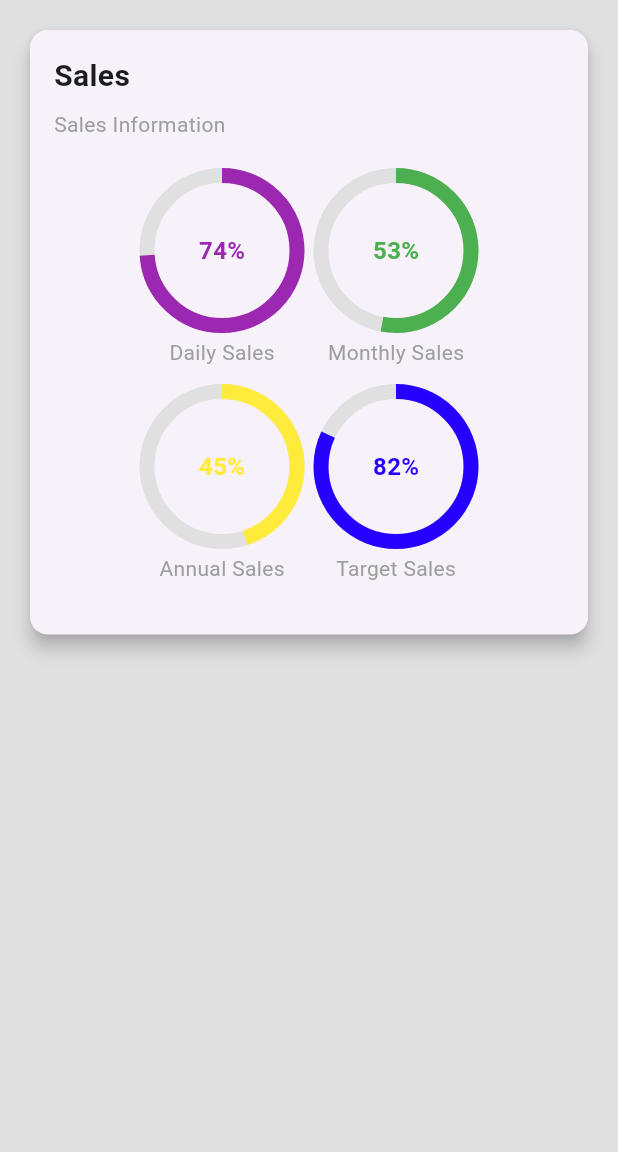
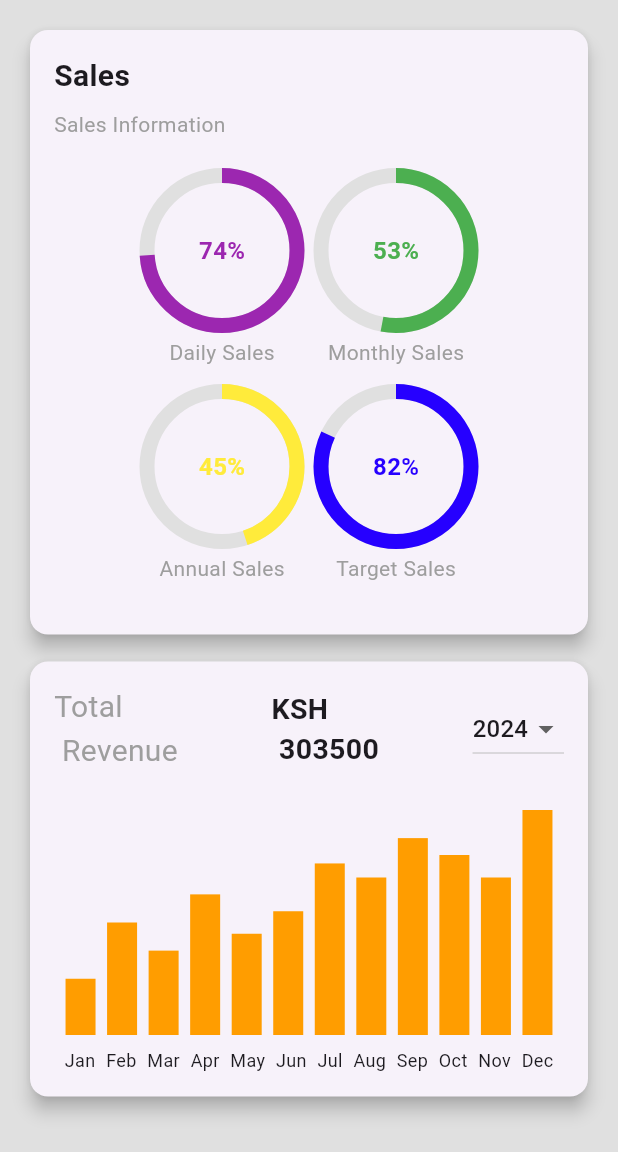
Before and after one commit to BrianKawinzi/hotel_hubb, a Flutter app: the screen it shows after launch, on a phone screen of 412 x 824 dp, the part 84-1236 px from its top. Run offline on Flutter 3.47's test engine with Material 3 defaults, Android fonts, the phone set to English and light mode, and no system bars.

Commit message:
bar chart added

```diff
--- /dev/null
+++ b/lib/bargraph/individual_bar.dart
@@ -0,0 +1,153 @@
+// ignore_for_file: use_key_in_widget_constructors, sized_box_for_whitespace
+
+import 'package:flutter/material.dart';
+
+class IndividualBar extends StatefulWidget {
+  final int x;
+  final List<double> monthlyAmounts;
+
+
+  const IndividualBar({
+    required this.x,
+    required this.monthlyAmounts,
+    Key? key,
+  }) : super(key: key);
+
+  @override
+  State<IndividualBar> createState() => _IndividualBarState();
+}
+
+class _IndividualBarState extends State<IndividualBar> {
+  late List<BarData> barData;
+
+  @override
+  void initState() {
+    super.initState();
+    initializeBarData();
+  }
+
+  // Initialize the bar data
+  void initializeBarData() {
+    barData = List.generate(
+      widget.monthlyAmounts.length,
+      (index) => BarData(getMonthLabel(index + 1), widget.monthlyAmounts[index]),
+    );
+  }
+
+  String getMonthLabel(int monthNumber) {
+
+    switch (monthNumber) {
+      case 1:
+        return 'Jan';
+      case 2:
+        return 'Feb';
+      case 3:
+        return 'Mar';
+      case 4:
+        return 'Apr';
+      case 5:
+        return 'May';
+      case 6:
+        return 'Jun';
+      case 7:
+        return 'Jul';
+      case 8:
+        return 'Aug';
+      case 9:
+        return 'Sep';
+      case 10:
+        return 'Oct';
+      case 11:
+        return 'Nov';
+      case 12:
+        return 'Dec';
+      default:
+        return '';
+
+    }
+  }
+
+  @override
+  Widget build(BuildContext context) {
+    return Container(
+      height: 200, // Adjust the height as needed
+      child: BarChart(barData: barData),
+    );
+  }
+}
+
+class BarChart extends StatelessWidget {
+  final List<BarData> barData;
+
+  const BarChart({required this.barData});
+
+  @override
+  Widget build(BuildContext context) {
+
+    double maxRevenue = barData.map((data) => data.value).reduce((a, b) => a > b ? a : b);
+
+
+    return Column(
+      mainAxisAlignment: MainAxisAlignment.end,
+      children: [
+
+
+        //Bars
+        Row(
+          mainAxisAlignment: MainAxisAlignment.spaceEvenly,
+          crossAxisAlignment: CrossAxisAlignment.end,
+          children: barData.map((data) {
+            return Bar(
+              value: data.value,
+              color: const Color.fromARGB(255, 255, 157, 0),
+              maxRevenue: maxRevenue
+            );
+          }).toList(),
+        ),
+
+        //X-Axis label
+        Container(
+          margin: const EdgeInsets.only(top: 8.0),
+          child: Row(
+            mainAxisAlignment: MainAxisAlignment.spaceEvenly,
+            children: barData.map((data) {
+              return Text(
+                data.label,
+                style: const TextStyle(fontSize: 12.0),
+              );
+            }).toList(),
+          ),
+        ),
+
+
+    ],
+   );
+  }
+}
+
+class Bar extends StatelessWidget {
+  final double value;
+  final double maxRevenue;
+  final Color color;
+
+  const Bar({required this.value, required this.color, required this.maxRevenue});
+
+  @override
+  Widget build(BuildContext context) {
+    double scaledValue = (value / maxRevenue) * 150.0;
+    return Container(
+      width: 20.0, // Adjust the width as needed
+      height: scaledValue,
+      color: color,
+    );
+  }
+}
+
+
+
+class BarData {
+  final String label;
+  final double value;
+
+  BarData(this.label, this.value);
+}
--- a/lib/main.dart
+++ b/lib/main.dart
@@ -1,6 +1,6 @@
 import 'package:flutter/material.dart';
 import 'package:hotel_hubb/pages/home_page.dart';
-import 'package:hotel_hubb/pages/intro_page.dart';
+
 
 void main() {
   runApp(const MyApp());
--- a/lib/pages/home_page.dart
+++ b/lib/pages/home_page.dart
@@ -1,4 +1,7 @@
+// ignore_for_file: sized_box_for_whitespace
+
 import 'package:flutter/material.dart';
+import 'package:hotel_hubb/bargraph/individual_bar.dart';
 import 'package:hotel_hubb/widgets/navigation_drawer.dart';
 import 'package:hotel_hubb/widgets/progress_indicator.dart';
 
@@ -99,7 +102,7 @@ class _HomePageState extends State<HomePage> {
             crossAxisAlignment: CrossAxisAlignment.stretch,
             children: [
 
-              //sales tile
+              //sales card
               Card(
                 elevation: 5.0,
                 child: Padding(
@@ -142,14 +145,109 @@ class _HomePageState extends State<HomePage> {
                         Colors.yellow,
                         'Target Sales',
                         82,
-                        Color.fromARGB(255, 38, 0, 255),
+                        const Color.fromARGB(255, 38, 0, 255),
                       ),
 
                       const SizedBox(height: 10),
                     ],
                   ),
                 ),
-              )
+              ),
+
+              const SizedBox(height: 10),
+
+              //revenue card
+              Card(
+                elevation: 5.0,
+                child: Padding(
+                  padding: const EdgeInsets.all(16.0),
+                  child: Column(
+                    crossAxisAlignment: CrossAxisAlignment.stretch,
+                    children: [
+                      Row(
+                        mainAxisAlignment: MainAxisAlignment.spaceBetween,
+                        children: [
+                          const Text(
+                            'Total \n Revenue',
+                            style: TextStyle(
+                              fontSize: 20.0,
+                              color: Colors.grey,
+                            ),
+                          ),
+
+
+                          //calculation of monthly amounts
+                          FutureBuilder<double>(
+                            future: calculateTotalRevenue(),
+                            builder: (context, snaphot) {
+                              if (snaphot.hasData) {
+                                return Text(
+                                  'KSH \n ${snaphot.data!.toStringAsFixed(0)}',
+                                  style: const TextStyle(
+                                    fontSize: 19.0,
+                                    fontWeight: FontWeight.bold,
+                                  ),
+                                );
+                              } else {
+                                return const Text(
+                                  'Loading...',
+                                  style: TextStyle(
+                                    fontSize: 18.0,
+                                    fontWeight: FontWeight.bold,
+                                  ),
+                                );
+                              }
+                            },
+                          ),
+
+                          DropdownButton<String>(
+                            items: <String>[
+                              '2022',
+                              '2023',
+                              '2024',
+                              '2025',
+                              '2026',
+                              '2027'
+                            ].map((String value) {
+                              return DropdownMenuItem<String>(
+                                value: value,
+                                child: Text(value),
+                              );
+                            }).toList(),
+                            onChanged: (String? newValue) {
+                              //Handle dropdown value change logic
+                            },
+                            value: '2024',
+                          ),
+                        ],
+                      ),
+
+                      //Barchart
+                      Container(
+                        height: 200,
+                        child: const IndividualBar(
+                          x: 1,
+                          monthlyAmounts: [
+                            10000,
+                            20000,
+                            15000,
+                            25000,
+                            18000,
+                            22000,
+                            30500,
+                            28000,
+                            35000,
+                            32000,
+                            28000,
+                            40000
+                          ]
+                        ),
+                      ),
+
+                    ],
+                  ),
+                ),
+              ),
             ],
           ),
         ),
```
